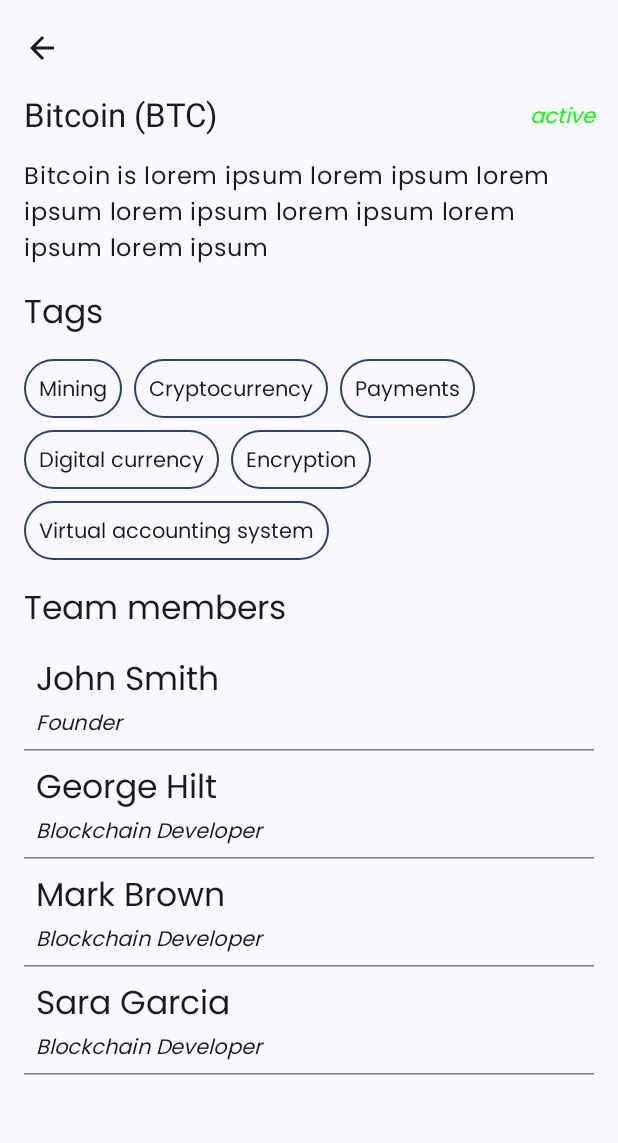
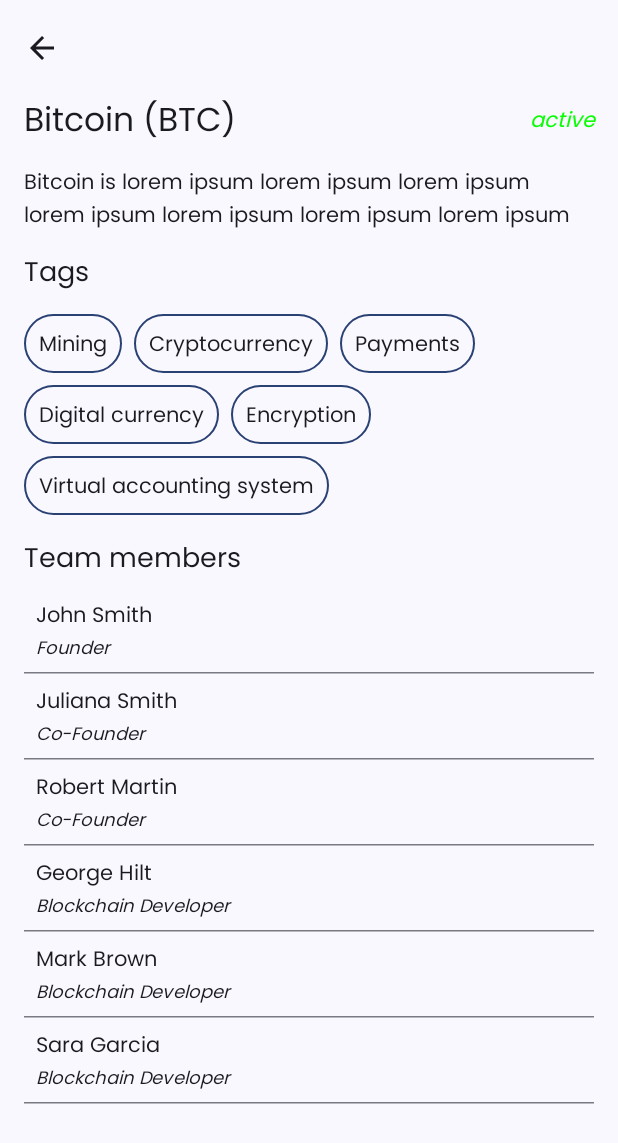
Before and after one commit to Foivos-Stamopoulos/MyCryptoApp, an Android app built with Jetpack Compose: the screen it shows after launch (MainActivity), after a tap on an icon or button, on a phone screen of 412 x 824 dp. Shown: the top 1143 px of the screen. Run offline under Robolectric (Android 15) with nearby library versions, the phone set to English and light mode, and no system bars; our stand-ins replace Dagger/Hilt's generated code, Room's generated code, Timber.

Commit message:
Fixes Typography in CoinDetailScreen

```diff
--- a/app/src/main/java/com/foivos/mycryptoapp/data/remote/RetrofitRemoteCoinDataSource.kt
+++ b/app/src/main/java/com/foivos/mycryptoapp/data/remote/RetrofitRemoteCoinDataSource.kt
@@ -184,17 +184,27 @@ class RetrofitRemoteCoinDataSource @Inject constructor(
                 position = "Founder"
             ),
             TeamMember(
+                id = "1",
+                name =  "Juliana Smith",
+                position = "Co-Founder"
+            ),
+            TeamMember(
                 id = "2",
+                name =  "Robert Martin",
+                position = "Co-Founder"
+            ),
+            TeamMember(
+                id = "3",
                 name =  "George Hilt",
                 position = "Blockchain Developer"
             ),
             TeamMember(
-                id = "3",
+                id = "4",
                 name =  "Mark Brown",
                 position = "Blockchain Developer"
             ),
             TeamMember(
-                id = "4",
+                id = "5",
                 name =  "Sara Garcia",
                 position = "Blockchain Developer"
             )
--- a/app/src/main/java/com/foivos/mycryptoapp/presentation/coin_detail/CoinDetailScreen.kt
+++ b/app/src/main/java/com/foivos/mycryptoapp/presentation/coin_detail/CoinDetailScreen.kt
@@ -144,13 +144,13 @@ fun CoinDetailScreen(
                             Spacer(modifier = Modifier.height(16.dp))
                             Text(
                                 text = coin.description,
-                                style = MaterialTheme.typography.bodyLarge
+                                style = MaterialTheme.typography.bodyMedium
                             )
                         }
                         Spacer(modifier = Modifier.height(16.dp))
                         Text(
                             text = stringResource(R.string.tags),
-                            style = MaterialTheme.typography.titleMedium,
+                            style = MaterialTheme.typography.titleSmall,
                             color = MaterialTheme.colorScheme.onBackground
                         )
                         Spacer(modifier = Modifier.height(16.dp))
@@ -169,7 +169,7 @@ fun CoinDetailScreen(
                         Spacer(modifier = Modifier.height(16.dp))
                         Text(
                             text = stringResource(R.string.team_members),
-                            style = MaterialTheme.typography.titleMedium,
+                            style = MaterialTheme.typography.titleSmall,
                             color = MaterialTheme.colorScheme.onBackground
                         )
                         Spacer(modifier = Modifier.height(8.dp))
--- a/app/src/main/java/com/foivos/mycryptoapp/presentation/coin_detail/components/TeamMemberListItem.kt
+++ b/app/src/main/java/com/foivos/mycryptoapp/presentation/coin_detail/components/TeamMemberListItem.kt
@@ -26,13 +26,13 @@ fun TeamMemberListItem(
     ) {
         Text(
             text = teamMember.name,
-            style = MaterialTheme.typography.titleMedium,
+            style = MaterialTheme.typography.bodyMedium,
             color = MaterialTheme.colorScheme.onBackground
         )
         Spacer(modifier = Modifier.height(4.dp))
         Text(
             text = teamMember.position,
-            style = MaterialTheme.typography.bodyMedium,
+            style = MaterialTheme.typography.bodySmall,
             color = MaterialTheme.colorScheme.onBackground,
             fontStyle = FontStyle.Italic
         )
--- a/app/src/main/java/com/foivos/mycryptoapp/presentation/ui/theme/Type.kt
+++ b/app/src/main/java/com/foivos/mycryptoapp/presentation/ui/theme/Type.kt
@@ -66,7 +66,7 @@ val Typography = Typography(
     headlineMedium = TextStyle(
         fontFamily = Poppins,
         fontWeight = FontWeight.SemiBold,
-        fontSize = 24.sp,
+        fontSize = 24.sp
     ),
     titleMedium = TextStyle(
         fontFamily = Poppins,
@@ -76,14 +76,21 @@ val Typography = Typography(
         letterSpacing = 0.sp
     ),
     titleLarge = TextStyle(
-        fontFamily = FontFamily.Default,
+        fontFamily = Poppins,
         fontWeight = FontWeight.Normal,
         fontSize = 22.sp,
         lineHeight = 28.sp,
         letterSpacing = 0.sp
     ),
+    titleSmall = TextStyle(
+        fontFamily = Poppins,
+        fontWeight = FontWeight.Normal,
+        fontSize = 18.sp,
+        lineHeight = 28.sp,
+        letterSpacing = 0.sp
+    ),
     labelSmall = TextStyle(
-        fontFamily = FontFamily.Default,
+        fontFamily = Poppins,
         fontWeight = FontWeight.Medium,
         fontSize = 11.sp,
         lineHeight = 16.sp,
```
